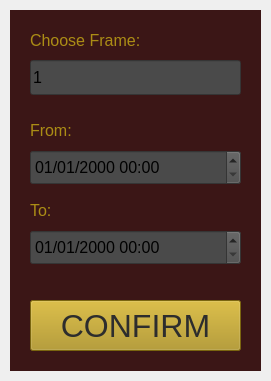
First picture: the form in src/PlaybackPrompt.ui, repository EeveeWhitefire/Malenia-VMS, before the edit.
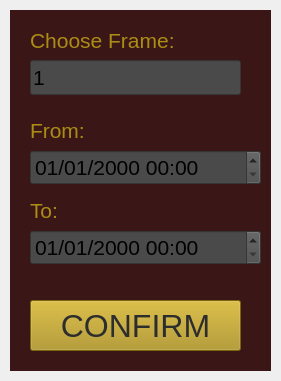
Second picture: the form after the edit.

```diff
--- a/src/PlaybackPrompt.ui
+++ b/src/PlaybackPrompt.ui
@@ -6,10 +6,22 @@
    <rect>
     <x>0</x>
     <y>0</y>
-    <width>271</width>
+    <width>281</width>
     <height>381</height>
    </rect>
   </property>
+  <property name="minimumSize">
+   <size>
+    <width>281</width>
+    <height>381</height>
+   </size>
+  </property>
+  <property name="maximumSize">
+   <size>
+    <width>281</width>
+    <height>381</height>
+   </size>
+  </property>
   <property name="windowTitle">
    <string>Playback</string>
   </property>
@@ -18,7 +30,7 @@
     <rect>
      <x>10</x>
      <y>10</y>
-     <width>251</width>
+     <width>261</width>
      <height>361</height>
     </rect>
    </property>
@@ -30,13 +42,13 @@
      <rect>
       <x>20</x>
       <y>20</y>
-      <width>121</width>
+      <width>171</width>
       <height>21</height>
      </rect>
     </property>
     <property name="font">
      <font>
-      <pointsize>12</pointsize>
+      <pointsize>16</pointsize>
      </font>
     </property>
     <property name="styleSheet">
@@ -57,7 +69,7 @@
     </property>
     <property name="font">
      <font>
-      <pointsize>12</pointsize>
+      <pointsize>16</pointsize>
      </font>
     </property>
     <property name="styleSheet">
@@ -78,7 +90,7 @@
     </property>
     <property name="font">
      <font>
-      <pointsize>12</pointsize>
+      <pointsize>16</pointsize>
      </font>
     </property>
     <property name="styleSheet">
@@ -93,13 +105,13 @@
      <rect>
       <x>20</x>
       <y>220</y>
-      <width>211</width>
+      <width>231</width>
       <height>35</height>
      </rect>
     </property>
     <property name="font">
      <font>
-      <pointsize>12</pointsize>
+      <pointsize>16</pointsize>
      </font>
     </property>
     <property name="styleSheet">
@@ -114,13 +126,13 @@
      <rect>
       <x>20</x>
       <y>140</y>
-      <width>211</width>
+      <width>231</width>
       <height>35</height>
      </rect>
     </property>
     <property name="font">
      <font>
-      <pointsize>12</pointsize>
+      <pointsize>16</pointsize>
      </font>
     </property>
     <property name="styleSheet">
@@ -163,7 +175,7 @@
     </property>
     <property name="font">
      <font>
-      <pointsize>12</pointsize>
+      <pointsize>16</pointsize>
      </font>
     </property>
     <property name="styleSheet">
```
